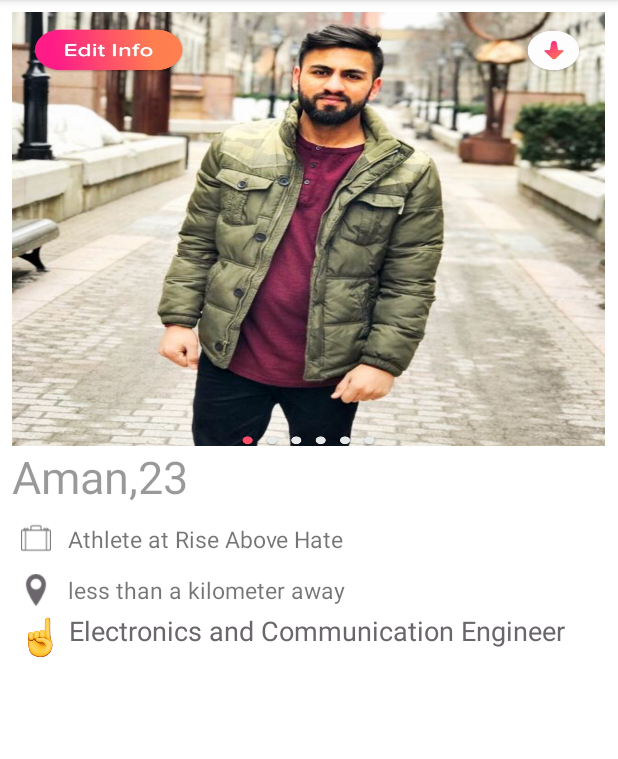
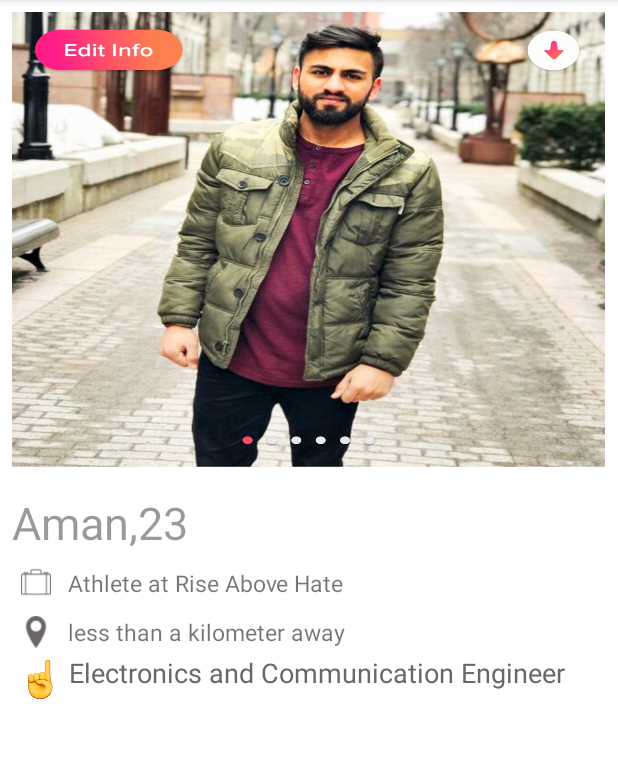
Before and after one commit to AmanBhangu/TinderApp, an Android app: the Second screen opened directly, with no data from a screen before it, on a phone screen of 412 x 824 dp, the part 84-843 px from its top. Run offline under Robolectric (Android 15) with nearby library versions, the light colour scheme and no system bars.

Commit message:
Screen 2 fixing errors

```diff
--- a/app/src/main/res/layout/activity_second.xml
+++ b/app/src/main/res/layout/activity_second.xml
@@ -1,31 +1,32 @@
 <?xml version="1.0" encoding="utf-8"?>
-<android.support.constraint.ConstraintLayout xmlns:android="http://schemas.android.com/apk/res/android"
+<android.support.design.widget.CoordinatorLayout xmlns:android="http://schemas.android.com/apk/res/android"
     xmlns:app="http://schemas.android.com/apk/res-auto"
     xmlns:tools="http://schemas.android.com/tools"
     android:layout_width="match_parent"
     android:layout_height="match_parent"
     android:background="#FFFFFF"
 
+
     tools:context="com.example.taranjotsidhu.tinder.Second">
 
     <LinearLayout
         android:layout_width="395dp"
         android:layout_height="643dp"
+        android:layout_marginEnd="8dp"
         android:layout_marginLeft="8dp"
         android:layout_marginRight="8dp"
+        android:layout_marginStart="8dp"
         android:layout_marginTop="8dp"
         android:orientation="vertical"
         android:weightSum="1"
         app:layout_constraintHorizontal_bias="0.0"
         app:layout_constraintLeft_toLeftOf="parent"
         app:layout_constraintRight_toRightOf="parent"
-        app:layout_constraintTop_toTopOf="parent"
-        android:layout_marginStart="8dp"
-        android:layout_marginEnd="8dp">
+        app:layout_constraintTop_toTopOf="parent">
 
         <LinearLayout
             android:layout_width="match_parent"
-            android:layout_height="289dp"
+            android:layout_height="320dp"
             android:orientation="vertical">
 
 
@@ -42,11 +43,11 @@
             android:layout_height="wrap_content"
             android:layout_weight="0.05"
             android:text="Aman,23"
+            android:textColor="@color/black_overlay"
+
             android:textSize="30sp"
-
-            android:textColor="@color/black_overlay"
-            tools:layout_editor_absoluteY="0dp"
-            tools:layout_editor_absoluteX="0dp" />
+            tools:layout_editor_absoluteX="0dp"
+            tools:layout_editor_absoluteY="0dp" />
 
         <LinearLayout
             android:layout_width="match_parent"
@@ -110,9 +111,9 @@
                 android:layout_width="wrap_content"
                 android:layout_height="match_parent"
                 android:layout_weight="1.24"
-                android:textSize="18sp"
+                android:text="Electronics and Communication Engineer"
                 android:textColor="#6B666B"
-                android:text="Electronics and Communication Engineer" />
+                android:textSize="18sp" />
         </LinearLayout>
     </LinearLayout>
-</android.support.constraint.ConstraintLayout>
+</android.support.design.widget.CoordinatorLayout>
```
